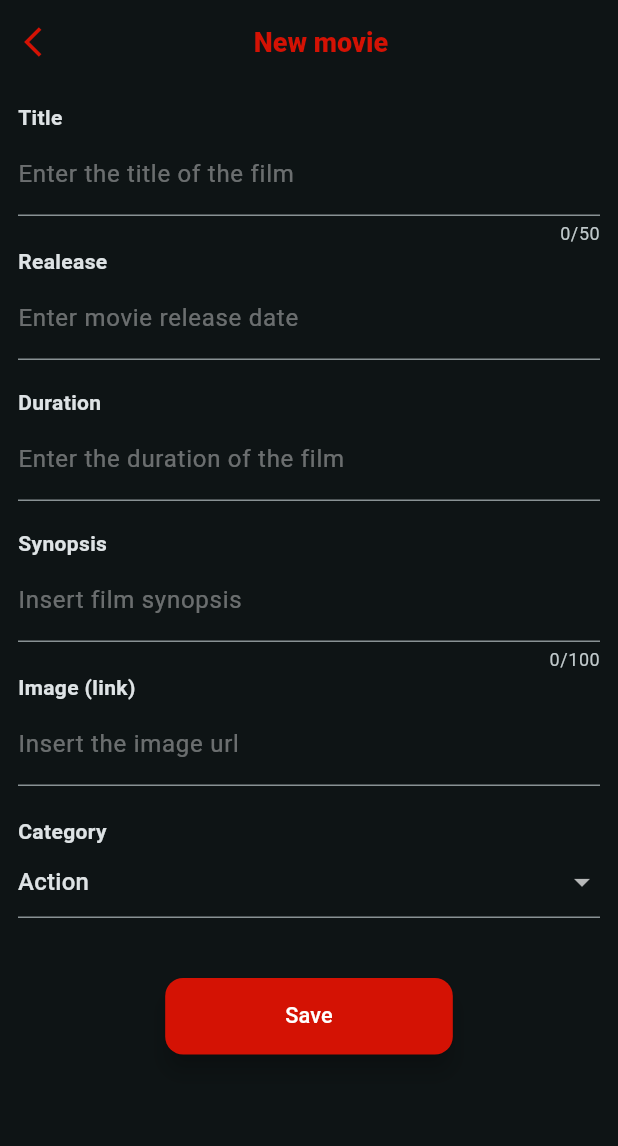
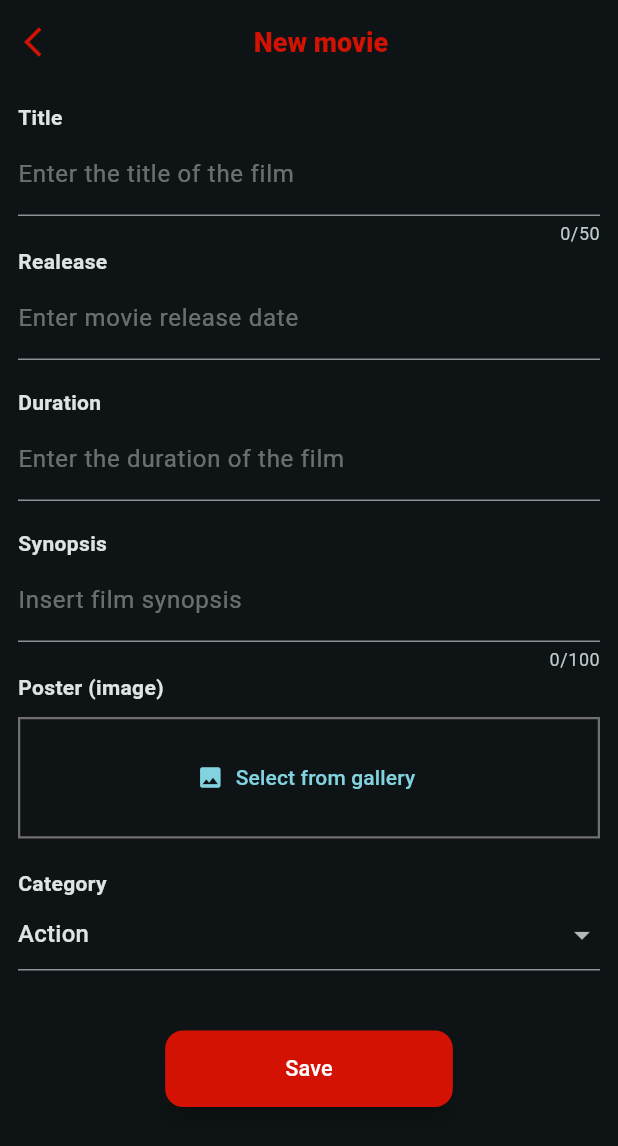
Before and after one commit to josevitordsg/app_movies, a Flutter app: the AddMovies screen opened directly, on a phone screen of 412 x 824 dp. Shown: the top 1146 px of the screen. Run offline on Flutter 3.47's test engine with Material 3 defaults, Android fonts, the phone set to English and light mode, and no system bars; our stand-ins replace firebase_core, firebase_storage, flutter_riverpod, google_maps_flutter, image_picker; accounts and stored records are empty; Roboto replaces fonts that are missing (Helvetica).

Commit message:
Adicionando Poster ao filme pela galeria/ Configurração do firebase storage

```diff
--- a/lib/main.dart
+++ b/lib/main.dart
@@ -4,6 +4,8 @@ import 'package:app_movies/screens/home_screen.dart';
 import 'package:app_movies/screens/create_account_screen.dart';
 import 'package:flutter/material.dart';
 import 'package:flutter_riverpod/flutter_riverpod.dart';
+import 'package:firebase_core/firebase_core.dart';
+import 'firebase_options.dart';
 final theme = ThemeData(
   useMaterial3: true,
   bottomAppBarTheme: const BottomAppBarTheme(
@@ -17,7 +19,9 @@ final theme = ThemeData(
   fontFamily: 'Helvetica'
 );
 
-void main() {
+void main() async{
+  WidgetsFlutterBinding.ensureInitialized();
+  await Firebase.initializeApp(options: DefaultFirebaseOptions.currentPlatform);
   runApp(
     ProviderScope(
       child: const MyApp()
--- a/lib/screens/add_movies.dart
+++ b/lib/screens/add_movies.dart
@@ -7,7 +7,10 @@ import 'package:flutter/services.dart';
 import 'dart:convert';
 import 'package:http/http.dart' as http;
 import 'package:flutter_riverpod/flutter_riverpod.dart';
-
+import 'package:image_picker/image_picker.dart';
+import 'package:firebase_storage/firebase_storage.dart';
+import 'dart:io';
+import 'package:path/path.dart' as path;
 class AddMovies extends ConsumerStatefulWidget {
   AddMovies({super.key});
 
@@ -24,8 +27,17 @@ class _AddMoviesState extends ConsumerState<AddMovies> {
   var enteredSynopsis = '';
   var enteredImageUrl = '';
 
+  final imagePicker = ImagePicker();
+  bool saveIsLoading = false;
+
+  File? selectImage = null;
+  String? imageUrl = null;
   void _saveItem() async{
-    if(_formkey.currentState!.validate()){
+    if(_formkey.currentState!.validate() && selectImage !=null){
+      setState(() {
+        saveIsLoading = true;
+      });
+      await uploadImage();
       _formkey.currentState!.save();
        final url = Uri.https('projetoapppobreflix-default-rtdb.firebaseio.com', 'all-movies.json');
 
@@ -41,24 +53,80 @@ class _AddMoviesState extends ConsumerState<AddMovies> {
               'category': selectedCategory,
               'release': enteredRelease,
               'synopsis': enteredSynopsis,
-              'imageUrl':enteredImageUrl
+              'imageUrl':imageUrl,
+              'location': '',
+              'sceneUrl': '',
+              'curiosity': ''
             }
         )
       );
-      print(response.body);
       print(response.statusCode);
       ref.read(listMovies.notifier).loadMovies(); // atualiza o provider
       if(!context.mounted){
         return;
       }
       Navigator.of(context).pop();
+    } else if(selectImage == null){
+      ScaffoldMessenger.of(context).showSnackBar(
+        const SnackBar(
+          content: Center(
+            child: Text('Select an image for the movie!'),
+          )
+        ),
+      );
+    }
+  }
+  Future<void> takePicture() async{
+    final pickedImage = await imagePicker.pickImage(source: ImageSource.gallery);
+
+    if(pickedImage == null){
+      return;
+    }
+    setState(() {
+      selectImage = File(pickedImage.path);
+      print("deu certo");
+    });
+  }
+  Future <void> uploadImage() async{
+    if (selectImage == null){
+      print("Nenhuma imagem selecionada.");
+      return;
+
+    }
+    print("Imagem selecionada: ${selectImage!.path}");
+    try{
+      print('entrou');
+      String fileName = 'images/${DateTime.now().millisecondsSinceEpoch}.jpg';
+
+      final ref = FirebaseStorage.instance.ref().child(fileName);
+      try {
+        print("Iniciando upload...");
+        await ref.putFile(selectImage!);
+        print("Upload concluído.");
+      } catch (e) {
+        print("Erro durante o upload: $e");
+        // Se for um erro do Firebase, pode ser útil ver a mensagem do erro
+        if (e is FirebaseException) {
+          print("Erro do Firebase: ${e.message}");
+        }
+      }
+      String downloadUrl = await ref.getDownloadURL();
+
+      setState(() {
+        imageUrl = downloadUrl;
+      });
+
+      print("Imagem carregada com sucesso! $imageUrl");
+    }catch(e){
+      print("Erro ao enviar imagem: $e");
     }
   }
   @override
   Widget build(BuildContext context) {
     return Scaffold(
       appBar: createAppBar(context, "New movie"),
-      body: Padding(
+      body: SingleChildScrollView(
+        child: Padding(
           padding: EdgeInsets.all(12),
           child: Form(
             key: _formkey,
@@ -204,30 +272,71 @@ class _AddMoviesState extends ConsumerState<AddMovies> {
                 Column(
                   crossAxisAlignment: CrossAxisAlignment.start,
                   children: [
-                  Text(
-                    'Image (link)',
+                    const SizedBox(
+                      width: double.infinity,
+                      child: Text(
+                        'Poster (image)',
                         style: TextStyle(
                         fontWeight: FontWeight.bold,
                       ),
+                      textAlign: TextAlign.left,
                       ),
-                  TextFormField(
-                    decoration: const InputDecoration(
-                      label: Text("Insert the image url", style: TextStyle(color: Colors.white38)),
-                      floatingLabelBehavior: FloatingLabelBehavior.never
                     ),
-                    validator: (value) {
-                      if (value == null ||
-                          value.isEmpty ||
-                          value.trim().length <= 10) {
-                        return 'Must be between a valid link';
-                      }
-                      return null;
-                    },
-                    onSaved: (value){
-                      enteredImageUrl = value!;
-                    },
+                    SizedBox(height: 10,),
+                    Container(
+                      width: double.infinity,
+                      padding: EdgeInsets.symmetric(vertical: 15,horizontal: 10),
+                      decoration: BoxDecoration(
+                        border: Border.all(
+                          color:  const Color.fromARGB(255, 112, 110, 110),
+                          width: 1.5
+                        ),
 
                       ),
+                      child: selectImage == null
+                      ? TextButton.icon(
+                          icon: const Icon(Icons.photo),
+                          onPressed: takePicture,
+                          label: const Text('Select from gallery'),
+                        )
+                      : Container(
+                        padding: EdgeInsets.symmetric(vertical: 4, horizontal: 12),
+                        decoration: BoxDecoration(
+                          color: const Color.fromARGB(255, 43, 44, 54),
+                          borderRadius: BorderRadius.circular(8)
+                        ),
+                        child: Stack(
+                          children: [
+                             Row(
+                                mainAxisSize: MainAxisSize.min,
+                                children: [
+                                  Image.file(selectImage!, width: 70,height: 70,),
+                                  SizedBox(width: 5,),
+                                     Expanded(
+                                       child: Text(
+                                        path.basename(selectImage!.path),
+                                        maxLines: 1,
+                                        overflow: TextOverflow.ellipsis,
+                                      ),
+                                     ),
+                                ],
+                              ),
+                            Positioned(
+                              top: -9,
+                              right: -14,
+                              child: IconButton(
+                                onPressed: (){
+                                  setState(() {
+                                    selectImage = null;
+                                  });
+                                },
+                                icon: Icon(Icons.highlight_remove_rounded, color: Colors.red,)
+                              )
+                            )
+                          ],
+                        ),
+                      )
+                    )
                   ],
                 ),
                 SizedBox(
@@ -266,7 +375,9 @@ class _AddMoviesState extends ConsumerState<AddMovies> {
                   onPressed: (){
                     _saveItem();
                   },
-                child: Text("Save", style: TextStyle(color: Colors.white, fontSize: 14.5),),
+                  child: saveIsLoading == false
+                    ? Text("Save", style: TextStyle(color: Colors.white, fontSize: 14.5),)
+                    : CircularProgressIndicator(),
                   style: ElevatedButton.styleFrom(
                     shape: RoundedRectangleBorder(
                       borderRadius: BorderRadius.circular(12.0),
@@ -279,6 +390,7 @@ class _AddMoviesState extends ConsumerState<AddMovies> {
               ],
             )
           ),
+        ),
       )
 
     );
--- a/lib/screens/main_screen.dart
+++ b/lib/screens/main_screen.dart
@@ -69,7 +69,7 @@ class _MainScreenState extends State<MainScreen> {
   @override
   Widget build(BuildContext context) {
     return Scaffold(
-      backgroundColor: const Color.fromRGBO(30, 30, 30, 50),
+      //backgroundColor: const Color.fromRGBO(30, 30, 30, 50),
       body: Center(
         child: Padding(
           padding: const EdgeInsets.all(16.0),
--- a/pubspec.yaml
+++ b/pubspec.yaml
@@ -39,6 +39,10 @@ dependencies:
   cupertino_icons: ^1.0.8
   google_fonts: ^6.2.1
   http: ^1.2.2
+  firebase_core: ^3.11.0
+  firebase_storage: ^12.4.2
+  firebase_auth: ^5.4.2
+  image_picker: ^1.1.2
 
 dev_dependencies:
   flutter_test:
```
Also changed, not shown: firebase.json (added), lib/firebase_options.dart (added), pubspec.lock, 3 other files. Lines whose indentation alone changed are shown as unchanged.
